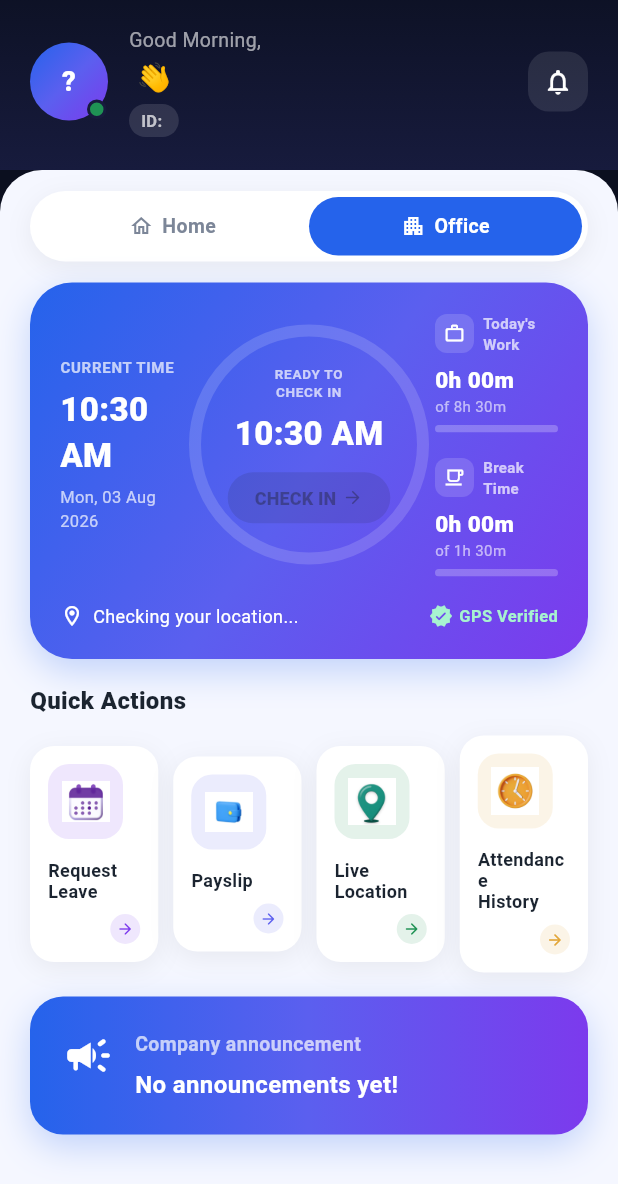
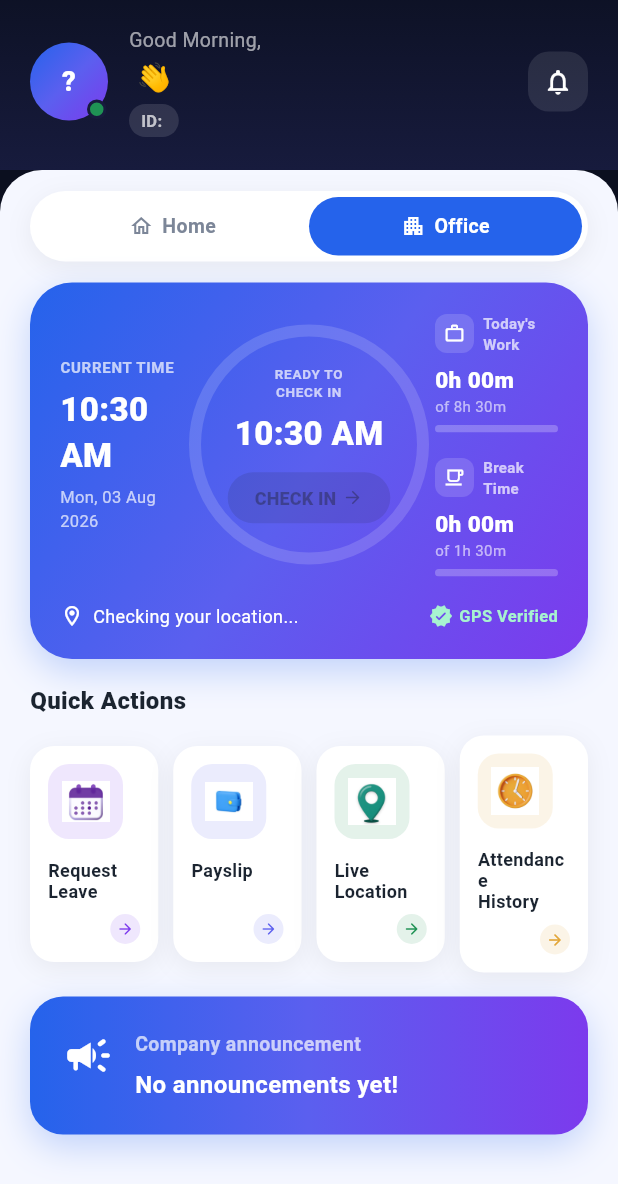
Before and after one commit to ashimaasharaf2022-art/edubotics-attendance-app, a Flutter app: the DashboardScreen screen opened directly with empty values, on a phone screen of 412 x 824 dp, the part 52-1236 px from its top. Run offline on Flutter 3.47's test engine with Material 3 defaults, Android fonts, the phone set to English and light mode, and no system bars; our stand-ins replace device_info_plus, firebase_core, firebase_database, fl_chart, flutter_local_notifications, flutter_map and 8 more; missing offline and left inert: excel, ntp; accounts and stored records are empty.

Commit message:
Update dashboard_screen.dart

```diff
--- a/lib/screens/dashboard_screen.dart
+++ b/lib/screens/dashboard_screen.dart
@@ -952,7 +952,7 @@ void dispose() {
           child: Row(children: [
             Expanded(child: _quickAction("assets/icons/leave.png", "Request\nLeave", AppColors.violet, () => Navigator.push(context, MaterialPageRoute(builder: (_) => LeaveScreen(employeeId: widget.employeeId, employeeName: employeeName.isEmpty ? widget.employeeId : employeeName))))),
             const SizedBox(width: 10),
-            Expanded(child: _quickAction("assets/icons/payslip.png", "Payslip", AppColors.indigo, () => Navigator.push(context, MaterialPageRoute(builder: (_) => PayslipRequestScreen(employeeId: widget.employeeId, employeeName: employeeName.isEmpty ? widget.employeeId : employeeName))))),
+            Expanded(child: _quickAction("assets/icons/payslip.png", "Payslip\n", AppColors.indigo, () => Navigator.push(context, MaterialPageRoute(builder: (_) => PayslipRequestScreen(employeeId: widget.employeeId, employeeName: employeeName.isEmpty ? widget.employeeId : employeeName))))),
             const SizedBox(width: 10),
             Expanded(child: _quickAction("assets/icons/live_location.png", "Live\nLocation", AppColors.success, () => Navigator.push(context, MaterialPageRoute(builder: (_) => const LiveLocationScreen())))),
             const SizedBox(width: 10),
```
